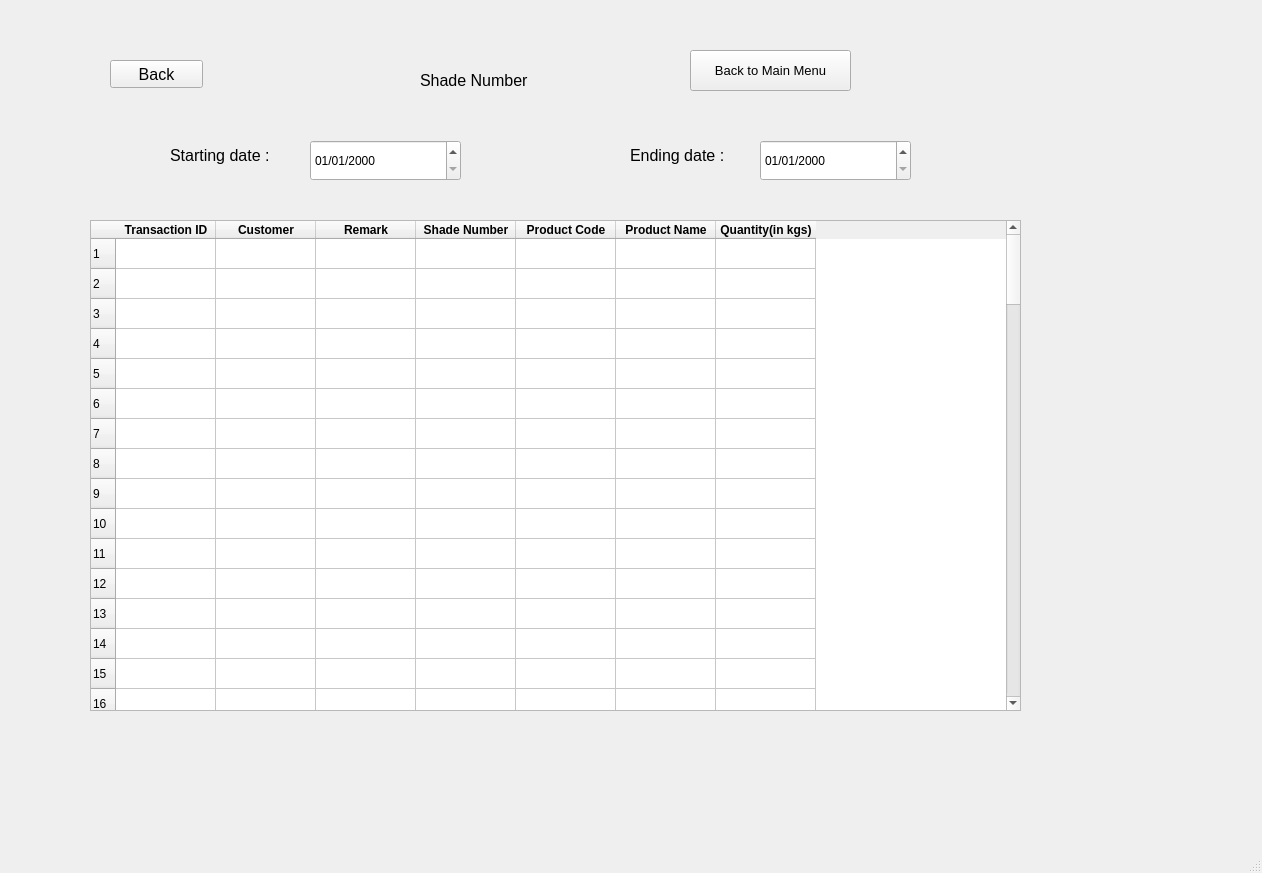
This is UI/StackedView.ui in nilay1221/Inventory_Management as Qt 5 draws it before an edit. The edited form follows.
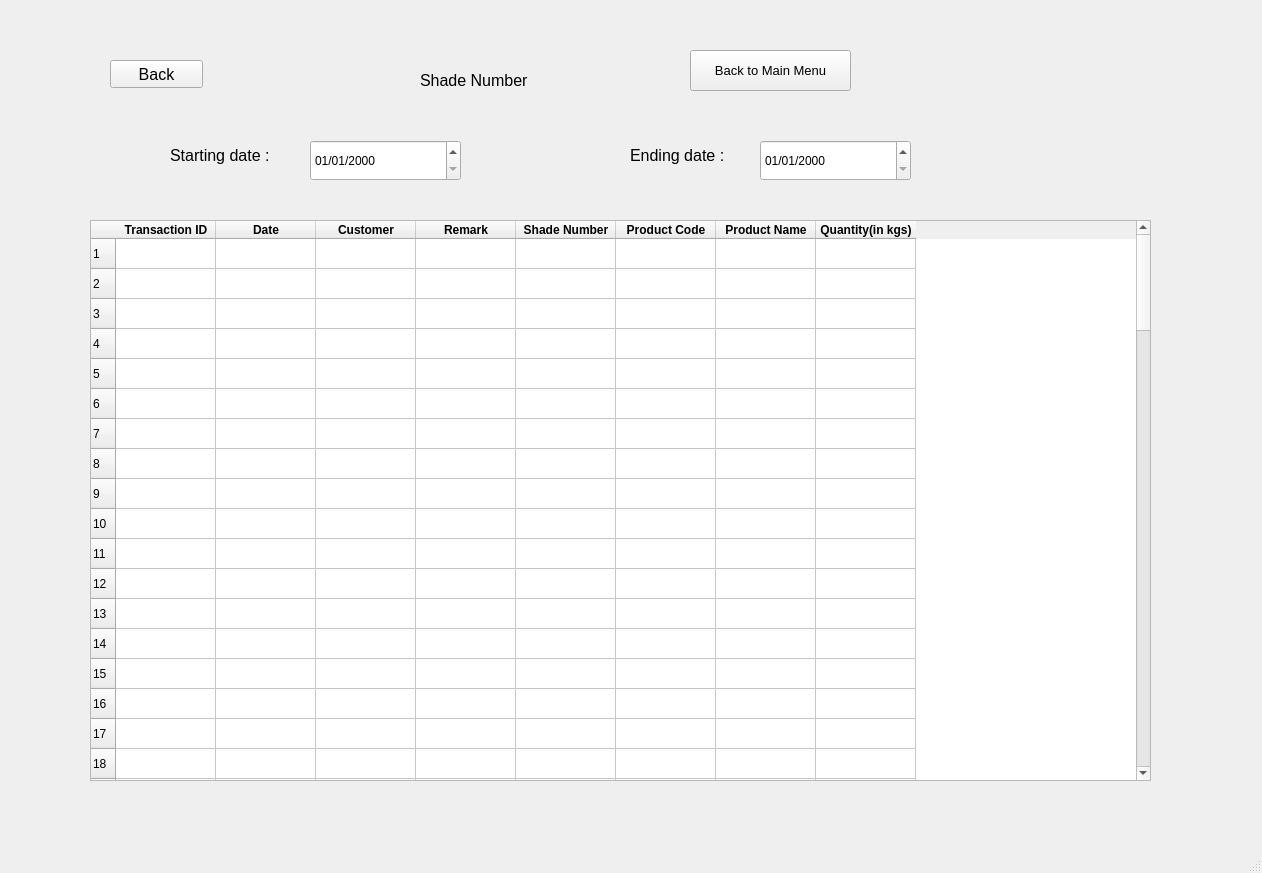
This is the edited form. The open tabs and pages were chosen to show the change.

Commit message: Shade view by custom fix

```diff
--- a/UI/StackedView.ui
+++ b/UI/StackedView.ui
@@ -5479,8 +5479,8 @@
        <rect>
         <x>40</x>
         <y>210</y>
-        <width>931</width>
-        <height>491</height>
+        <width>1061</width>
+        <height>561</height>
        </rect>
       </property>
       <property name="editTriggers">
@@ -5490,7 +5490,7 @@
        <number>100</number>
       </property>
       <property name="columnCount">
-       <number>7</number>
+       <number>8</number>
       </property>
       <row/>
       <row/>
@@ -5603,6 +5603,17 @@
         </font>
        </property>
       </column>
+      <column>
+       <property name="text">
+        <string>Date</string>
+       </property>
+       <property name="font">
+        <font>
+         <weight>75</weight>
+         <bold>true</bold>
+        </font>
+       </property>
+      </column>
       <column>
        <property name="text">
         <string>Customer</string>
@@ -5669,7 +5680,7 @@
         </font>
        </property>
       </column>
-      <item row="0" column="5">
+      <item row="0" column="6">
        <property name="text">
         <string/>
        </property>
@@ -5677,7 +5688,7 @@
         <set>ItemIsSelectable|ItemIsDragEnabled|ItemIsEnabled</set>
        </property>
       </item>
-      <item row="1" column="5">
+      <item row="1" column="6">
        <property name="text">
         <string/>
        </property>
@@ -5685,7 +5696,7 @@
         <set>ItemIsSelectable|ItemIsDragEnabled|ItemIsEnabled</set>
        </property>
       </item>
-      <item row="2" column="5">
+      <item row="2" column="6">
        <property name="text">
         <string/>
        </property>
@@ -5693,7 +5704,7 @@
         <set>ItemIsSelectable|ItemIsDragEnabled|ItemIsEnabled</set>
        </property>
       </item>
-      <item row="3" column="5">
+      <item row="3" column="6">
        <property name="text">
         <string/>
        </property>
@@ -5701,7 +5712,7 @@
         <set>ItemIsSelectable|ItemIsDragEnabled|ItemIsEnabled</set>
        </property>
       </item>
-      <item row="4" column="5">
+      <item row="4" column="6">
        <property name="text">
         <string/>
        </property>
@@ -5709,7 +5720,7 @@
         <set>ItemIsSelectable|ItemIsDragEnabled|ItemIsEnabled</set>
        </property>
       </item>
-      <item row="5" column="5">
+      <item row="5" column="6">
        <property name="text">
         <string/>
        </property>
@@ -5717,7 +5728,7 @@
         <set>ItemIsSelectable|ItemIsDragEnabled|ItemIsEnabled</set>
        </property>
       </item>
-      <item row="6" column="5">
+      <item row="6" column="6">
        <property name="text">
         <string/>
        </property>
@@ -5725,7 +5736,7 @@
         <set>ItemIsSelectable|ItemIsDragEnabled|ItemIsEnabled</set>
        </property>
       </item>
-      <item row="7" column="5">
+      <item row="7" column="6">
        <property name="text">
         <string/>
        </property>
```
Left out of the diff: 6 changed lines with no effect on the pictures. The commit also changes 4 other files.
